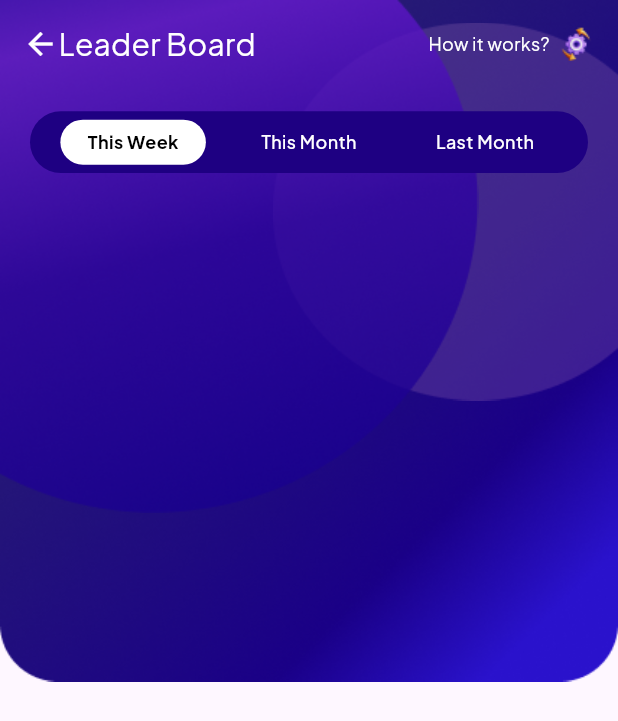
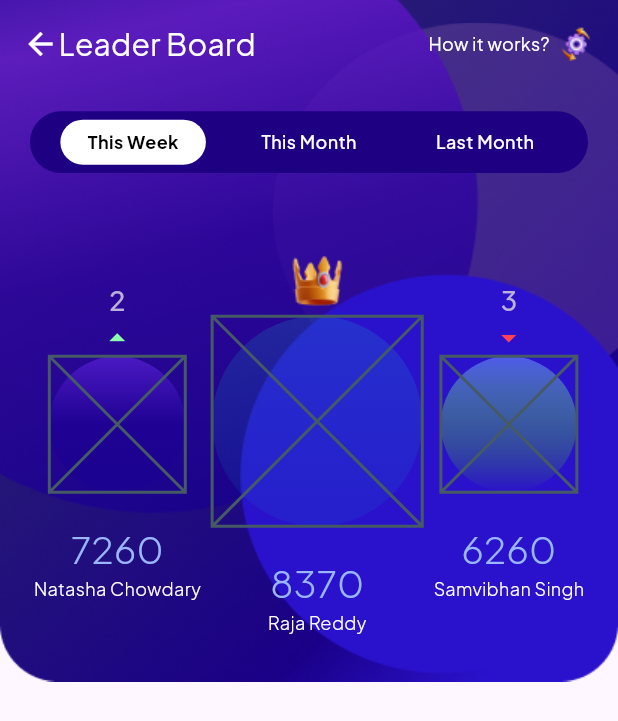
Before and after one commit to Abhishek8187/pay_nav_task, a Flutter app: the screen it shows after launch, on a phone screen of 412 x 824 dp. Shown: the top 721 px of the screen. Run offline on Flutter 3.47's test engine with Material 2 defaults, Android fonts, the light colour scheme and no system bars.

Commit message:
rank display

```diff
--- /dev/null
+++ b/lib/constants/colors.dart
@@ -0,0 +1,4 @@
+import 'package:flutter/material.dart';
+
+Color arrow_up = Color(0xFF8EFFAA);
+Color arrow_down = Color(0xFFFF4155);
--- a/lib/home.dart
+++ b/lib/home.dart
@@ -1,4 +1,5 @@
 import 'package:flutter/material.dart';
+import 'package:pay_nav_task/constants/colors.dart';
 import 'package:pay_nav_task/utils/general_container.dart';
 
 class HomePage extends StatefulWidget {
@@ -26,7 +27,8 @@ class _HomePageState extends State<HomePage> {
                     child: Image.asset('images/Ellipse2.png')),
                 Image.asset('images/ellipse1.png'),
                 Padding(
-                  padding: const EdgeInsets.symmetric(horizontal: 15, vertical: 15),
+                  padding:
+                      const EdgeInsets.symmetric(horizontal: 15, vertical: 15),
                   child: Row(
                     //mainAxisAlignment: MainAxisAlignment.spaceBetween,
                     children: [
@@ -98,6 +100,90 @@ class _HomePageState extends State<HomePage> {
                       ],
                     ),
                   ),
+                ),
+                Positioned(
+                    right: 0,
+                    bottom: 5,
+                    child: Image.asset('images/Ellipse3.png')),
+                Padding(
+                  padding:
+                      EdgeInsets.only(top: height * 0.2, left: 15, right: 15),
+                  child: Row(
+                    mainAxisAlignment: MainAxisAlignment.spaceEvenly,
+                    children: [
+                      RankHolders(
+                        rank: const Text(
+                          '2',
+                          style: TextStyle(
+                              color: Color(0xFFBBB2D9),
+                              fontWeight: FontWeight.w500,
+                              fontSize: 18,
+                              fontFamily: 'Plus Jakarta Sans'),
+                        ),
+                        height: height * 0.11,
+                        width: height * 0.11,
+                        borderRadius: 80,
+                        gradient: const LinearGradient(
+                            colors: [
+                              Color(0xFF4B19C3),
+                              Color(0xFF1F0293),
+                              Color(0xFF1B0290)
+                            ],
+                            begin: Alignment.topCenter,
+                            end: Alignment.bottomCenter),
+                        points: 7260,
+                        name: 'Natasha Chowdary',
+                        icon: Icon(
+                          Icons.arrow_drop_up,
+                          color: arrow_up,
+                        ),
+                      ),
+                      RankHolders(
+                        rank:  Image.asset('images/rank1.png'),
+                        height: height * 0.17,
+                        width: height * 0.17,
+                        borderRadius: 100,
+                        gradient:  LinearGradient(
+                            colors: [
+                              Color(0xFF2A12CCCC),
+                              Color(0xFF1A018BCC),
+                            ],
+                            begin: Alignment.topCenter,
+                            end: Alignment.bottomCenter),
+                        points: 8370,
+                        name: 'Raja Reddy',
+                        icon: SizedBox(),
+                      ),
+
+                      RankHolders(
+                        rank: const Text(
+                          '3',
+                          style: TextStyle(
+                              color: Color(0xFFBBB2D9),
+                              fontWeight: FontWeight.w500,
+                              fontSize: 18,
+                              fontFamily: 'Plus Jakarta Sans'),
+                        ),
+                        height: height * 0.11,
+                        width: height * 0.11,
+                        borderRadius: 60,
+                        gradient:  LinearGradient(
+                            colors: [
+                              Color(0xFF4F5BEC),
+                              Color(0xFF3542DF00).withOpacity(0),
+                            ],
+                            begin: Alignment.topCenter,
+                            end: Alignment.bottomCenter),
+                        points: 6260,
+                        name: 'Samvibhan Singh',
+                        icon: Icon(
+                          Icons.arrow_drop_down,
+                          color: arrow_down,
+                        ),
+                      ),
+
+                    ],
+                  ),
                 )
               ],
             )
@@ -107,3 +193,63 @@ class _HomePageState extends State<HomePage> {
     );
   }
 }
+
+class RankHolders extends StatelessWidget {
+  final Widget rank;
+  final double height;
+  final double width;
+  final double borderRadius;
+  final LinearGradient gradient;
+  final int points;
+  final String name;
+  final Widget icon;
+
+  RankHolders({
+    required this.rank,
+    required this.height,
+    required this.width,
+    required this.borderRadius,
+    required this.gradient,
+    required this.points,
+    required this.name,
+    required this.icon,
+    super.key,
+  });
+
+  @override
+  Widget build(BuildContext context) {
+    return Column(
+      children: [
+        rank,
+        icon,
+        Container(
+          height: height,
+          width: width,
+          decoration: BoxDecoration(
+              borderRadius: BorderRadius.circular(borderRadius),
+              gradient: gradient),
+          child: Center(child: Placeholder()),
+        ),
+        SizedBox(
+          height: 20,
+        ),
+        Text(
+          points.toString(),
+          style: TextStyle(
+              color: Color(0xFF99B6FF),
+              fontWeight: FontWeight.w300,
+              fontSize: 25,
+              fontFamily: 'Plus Jakarta Sans'),
+        ),
+        Text(
+          name,
+          style: TextStyle(
+              color: Color(0xFFFFFFFF),
+              fontWeight: FontWeight.w300,
+              fontSize: 12,
+              fontFamily: 'Plus Jakarta Sans'),
+        ),
+      ],
+    );
+  }
+}
```
Also changed, not shown: images/Ellipse3.png (added), images/rank1.png (added).
